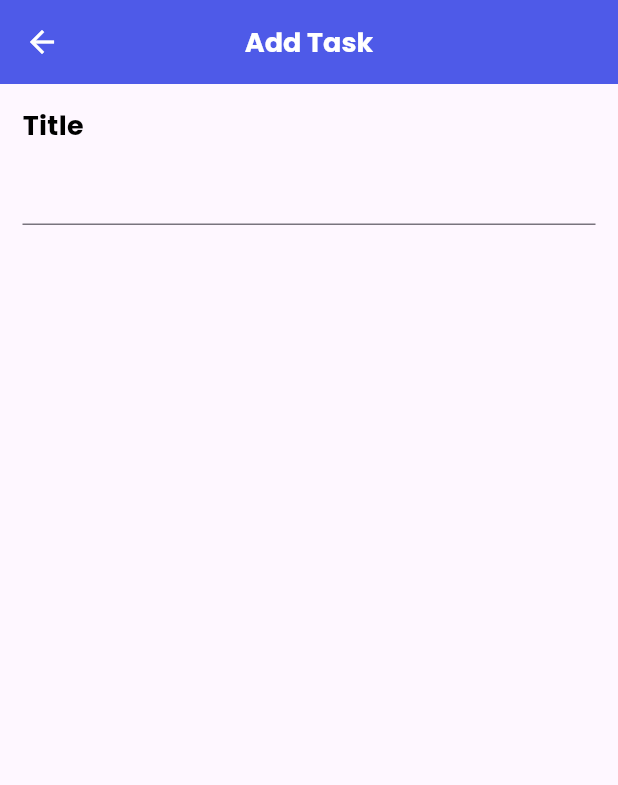
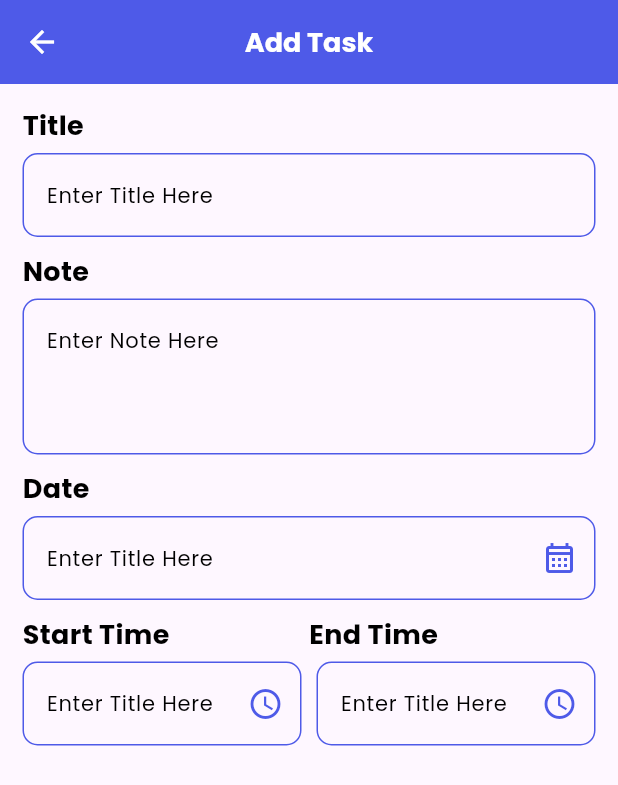
Before and after one commit to YoussefMohamed-joe/Flutter-Projects, a Flutter app: the AddTask screen opened directly, on a phone screen of 412 x 824 dp. Shown: the top 785 px of the screen. Run offline on Flutter 3.47's test engine with Material 3 defaults, Android fonts, the phone set to English and light mode, and no system bars; our stand-ins replace date_picker_timeline, gap, google_fonts, hive, hive_flutter, image_picker and 1 more; accounts and stored records are empty.

Commit message:
simple changes

```diff
--- a/taskati/lib/features/home_view/add_task.dart
+++ b/taskati/lib/features/home_view/add_task.dart
@@ -1,4 +1,6 @@
+import 'package:flutter/cupertino.dart';
 import 'package:flutter/material.dart';
+import 'package:flutter/widgets.dart';
 import 'package:gap/gap.dart';
 import 'package:taskati/core/utils/colors.dart';
 import 'package:taskati/core/utils/text_styles.dart';
@@ -28,8 +30,89 @@ class _AddTaskState extends State<AddTask> {
             Text('Title',style: getTitleStyle(color: AppColors.black),),
             const Gap(5),
             TextField(
+              onChanged: (value){
 
-            )
+              },
+              decoration: const InputDecoration(
+                    hintText: 'Enter Title Here',
+                  ),
+
+            ),
+            const Gap(10),
+            Text('Note',style: getTitleStyle(color: AppColors.black),),
+            const Gap(5),
+            TextField(
+              onChanged: (value){
+
+              },
+              maxLines: 3,
+              decoration: const InputDecoration(
+                    hintText: 'Enter Note Here',
+                  ),
+
+            ),
+            const Gap(10),
+            Text('Date',style: getTitleStyle(color: AppColors.black),),
+            const Gap(5),
+            TextField(
+              onChanged: (value){
+
+              },
+              onTap: (){
+
+              },
+              readOnly: true,
+              decoration: InputDecoration(
+                    hintText: 'Enter Title Here',
+                    suffixIcon: Icon(Icons.calendar_month_outlined,color: AppColors.violet,)
+                  ),
+
+            ),
+            const Gap(10),
+            Row(
+              children: [
+                Expanded(child: Text('Start Time',style: getTitleStyle(color: AppColors.black),)),
+                Expanded(child: Text('End Time',style: getTitleStyle(color: AppColors.black),))
+              ],
+            ),
+            const Gap(5),
+            Row(
+              children: [
+                Expanded(
+                  child: TextField(
+                                onChanged: (value){
+
+                                },
+                                onTap: (){
+
+                                },
+                                readOnly: true,
+                                decoration: InputDecoration(
+                      hintText: 'Enter Title Here',
+                      suffixIcon: Icon(Icons.schedule,color: AppColors.violet,)
+                    ),
+
+                              ),
+                ),
+                const Gap(10),
+            Expanded(
+              child: TextField(
+                onChanged: (value){
+
+                },
+                onTap: (){
+
+                },
+                readOnly: true,
+                decoration: InputDecoration(
+                      hintText: 'Enter Title Here',
+                      suffixIcon: Icon(Icons.schedule,color: AppColors.violet,)
+                    ),
+
+              ),
+            ),
+              ],
+            ),
           ],
         ),
       ),
--- a/taskati/lib/features/home_view/home_view.dart
+++ b/taskati/lib/features/home_view/home_view.dart
@@ -1,5 +1,4 @@
 import 'package:flutter/material.dart';
-import 'package:flutter/widgets.dart';
 import 'package:gap/gap.dart';
 import 'package:intl/intl.dart';
 import 'package:taskati/core/constants/assets_images.dart';
@@ -51,7 +50,7 @@ class _HomeViewState extends State<HomeView> {
                         color: AppColors.violet,
                         borderRadius: BorderRadius.circular(15)
                       ),
-                      margin: EdgeInsets.only(top: 10),
+                      margin: const EdgeInsets.only(top: 10),
                       child: Row(
                         children: [
                           Padding(
```
Also changed, not shown: taskati/lib/features/upload_view/upload_view.dart (+1 -19 lines), taskati/lib/main.dart (+24 -2 lines).
